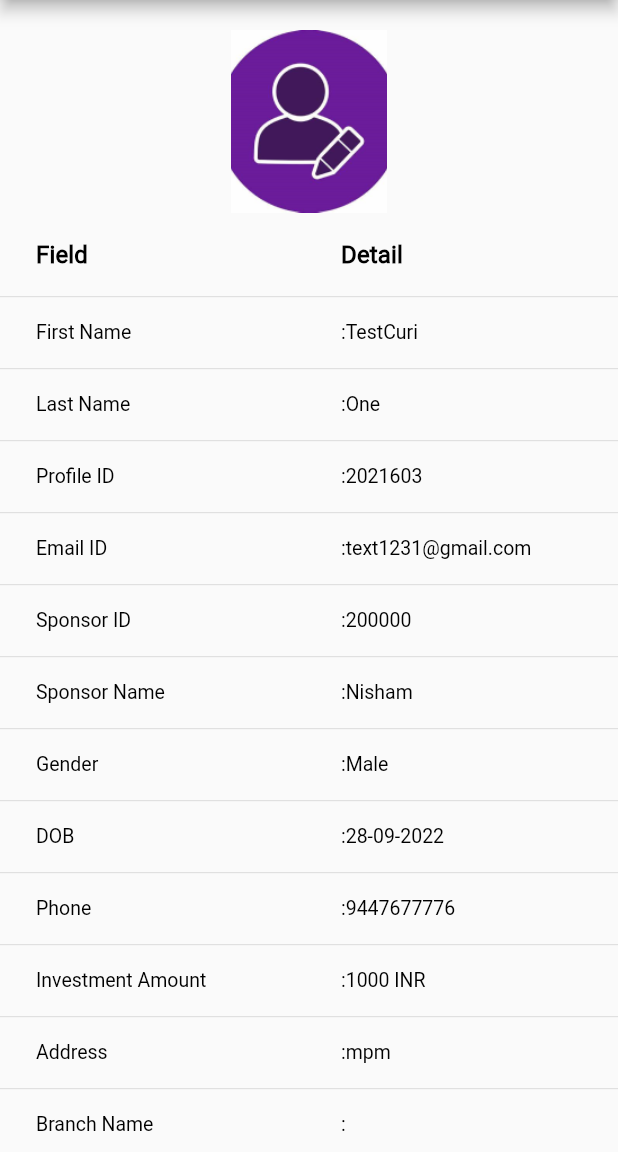
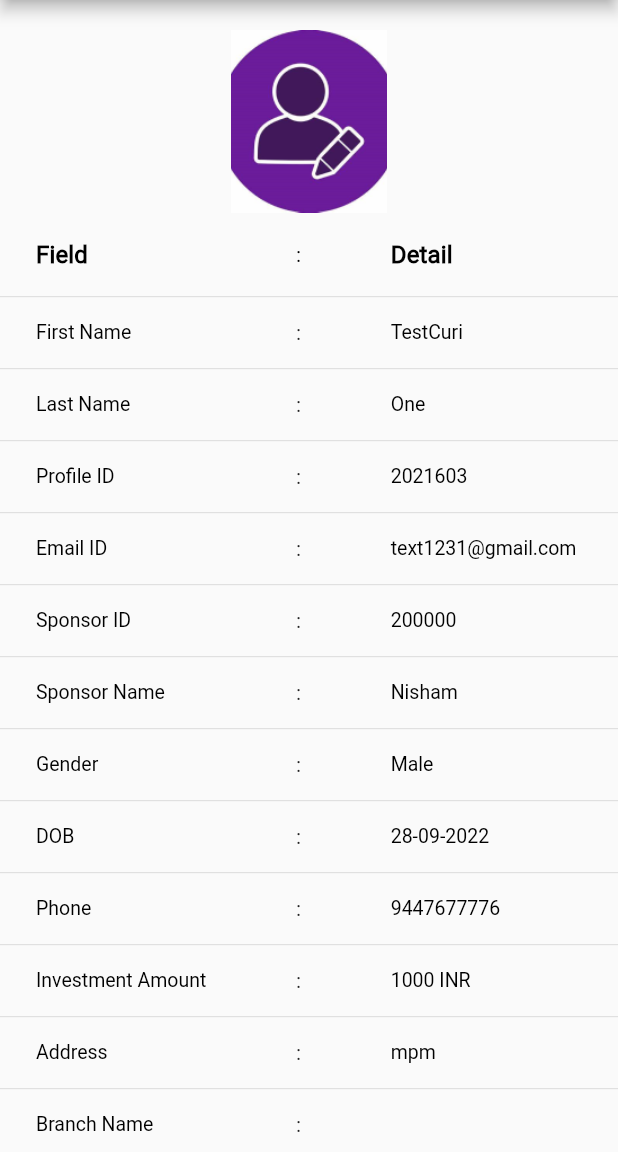
Before and after one commit to DHRUVA-N-L-CHOUDHARY/freelanceproject, a Flutter app: the screen it shows after launch, on a phone screen of 412 x 824 dp, the part 84-1236 px from its top. Run offline on Flutter 3.47's test engine with Material 2 defaults, Android fonts, the light colour scheme and no system bars; our stand-ins replace cloud_firestore, connectivity, firebase_auth, firebase_core, flutter_spinkit, fluttertoast and 5 more; missing offline and left inert: dart:ffi; accounts and stored records are empty; project files that could hold a hidden picture were left out.

Commit message:
ui complete #2

```diff
--- a/lib/src/controllers/dashboard_controller.dart
+++ b/lib/src/controllers/dashboard_controller.dart
@@ -4,49 +4,7 @@ import 'package:flutter/material.dart';
 import 'package:get/get.dart';
 import 'package:rxdart/rxdart.dart';
 
-class DashboardPageController extends GetxController with SingleGetTickerProviderMixin
+class DashboardPageController extends GetxController
 {
-  var selectedItemTitle = "Home".obs;
 
-
-
-  late AnimationController animationController;
-  late StreamController<bool> isSidebarOpenedStreamController;
-  late Stream<bool> isSidebarOpenedStream;
-  late StreamSink<bool> isSidebarOpenedSink;
-  final animationDuration = const Duration(milliseconds: 500);
-
-
-
-  @override
-  void onInit() {
-    animationController = AnimationController( duration: animationDuration, vsync: this);
-    isSidebarOpenedStreamController = PublishSubject<bool>();
-    isSidebarOpenedStream = isSidebarOpenedStreamController.stream;
-    isSidebarOpenedSink = isSidebarOpenedStreamController.sink;
-    super.onInit();
-  }
-
-
-
-  @override
-  void dispose() {
-    animationController.dispose();
-    isSidebarOpenedStreamController.close();
-    isSidebarOpenedSink.close();
-    super.dispose();
-  }
-
-  void onIconPressed() {
-    final animationStatus = animationController.status;
-    final isAnimationCompleted = animationStatus == AnimationStatus.completed;
-
-    if (isAnimationCompleted) {
-      isSidebarOpenedSink.add(false);
-      animationController.reverse();
-    } else {
-      isSidebarOpenedSink.add(true);
-      animationController.forward();
-    }
-  }
 }
--- a/lib/src/utils/widgets/widgets/custom_table_profile.dart
+++ b/lib/src/utils/widgets/widgets/custom_table_profile.dart
@@ -26,6 +26,7 @@ class CustomTableRow extends StatelessWidget {
                 label: Text('Field',
                     style:
                         TextStyle(fontSize: 16, fontWeight: FontWeight.bold))),
+            const DataColumn(label: Text(":")),
             const DataColumn(
                 label: Text('Detail',
                     style:
@@ -34,64 +35,169 @@ class CustomTableRow extends StatelessWidget {
           // ignore: prefer_const_literals_to_create_immutables
           rows: [
             const DataRow(cells: [
-              DataCell(CustomTextfield(displaytxt: "First Name", color: Colors.black,)),
-              DataCell(CustomTextfield(displaytxt: ':TestCuri',color: Colors.black,)),
+              DataCell(CustomTextfield(
+                displaytxt: "First Name",
+                color: Colors.black,
+              )),
+              DataCell(Text(":")),
+              DataCell(CustomTextfield(
+                displaytxt: 'TestCuri',
+                color: Colors.black,
+              )),
             ]),
             const DataRow(cells: [
-              DataCell(CustomTextfield(displaytxt: "Last Name",color: Colors.black,)),
-              DataCell(CustomTextfield(displaytxt: ':One',color: Colors.black,)),
+              DataCell(CustomTextfield(
+                displaytxt: "Last Name",
+                color: Colors.black,
+              )),
+              DataCell(Text(":")),
+              DataCell(CustomTextfield(
+                displaytxt: 'One',
+                color: Colors.black,
+              )),
             ]),
             const DataRow(cells: [
-              DataCell(CustomTextfield(displaytxt: "Profile ID",color: Colors.black,)),
-              DataCell(CustomTextfield(displaytxt: ':2021603',color: Colors.black,)),
+              DataCell(CustomTextfield(
+                displaytxt: "Profile ID",
+                color: Colors.black,
+              )),
+              DataCell(Text(":")),
+              DataCell(CustomTextfield(
+                displaytxt: '2021603',
+                color: Colors.black,
+              )),
             ]),
             const DataRow(cells: [
-              DataCell(CustomTextfield(displaytxt: "Email ID",color: Colors.black,)),
-              DataCell(CustomTextfield(displaytxt: ':text1231@gmail.com',color: Colors.black,)),
+              DataCell(CustomTextfield(
+                displaytxt: "Email ID",
+                color: Colors.black,
+              )),
+              DataCell(Text(":")),
+              DataCell(CustomTextfield(
+                displaytxt: 'text1231@gmail.com',
+                color: Colors.black,
+              )),
             ]),
             const DataRow(cells: [
-              DataCell(CustomTextfield(displaytxt: "Sponsor ID",color: Colors.black,)),
-              DataCell(CustomTextfield(displaytxt: ':200000',color: Colors.black,)),
+              DataCell(CustomTextfield(
+                displaytxt: "Sponsor ID",
+                color: Colors.black,
+              )),
+              DataCell(Text(":")),
+              DataCell(CustomTextfield(
+                displaytxt: '200000',
+                color: Colors.black,
+              )),
             ]),
             const DataRow(cells: [
-              DataCell(CustomTextfield(displaytxt: "Sponsor Name",color: Colors.black,)),
-              DataCell(CustomTextfield(displaytxt: ':Nisham',color: Colors.black,)),
+              DataCell(CustomTextfield(
+                displaytxt: "Sponsor Name",
+                color: Colors.black,
+              )),
+              DataCell(Text(":")),
+              DataCell(CustomTextfield(
+                displaytxt: 'Nisham',
+                color: Colors.black,
+              )),
             ]),
             const DataRow(cells: [
-              DataCell(CustomTextfield(displaytxt: "Gender",color: Colors.black,)),
-              DataCell(CustomTextfield(displaytxt: ':Male',color: Colors.black,)),
+              DataCell(CustomTextfield(
+                displaytxt: "Gender",
+                color: Colors.black,
+              )),
+              DataCell(Text(":")),
+              DataCell(CustomTextfield(
+                displaytxt: 'Male',
+                color: Colors.black,
+              )),
             ]),
             const DataRow(cells: [
-              DataCell(CustomTextfield(displaytxt: "DOB",color: Colors.black,)),
-              DataCell(CustomTextfield(displaytxt: ':28-09-2022',color: Colors.black,)),
+              DataCell(CustomTextfield(
+                displaytxt: "DOB",
+                color: Colors.black,
+              )),
+              DataCell(Text(":")),
+              DataCell(CustomTextfield(
+                displaytxt: '28-09-2022',
+                color: Colors.black,
+              )),
             ]),
             const DataRow(cells: [
-              DataCell(CustomTextfield(displaytxt: "Phone",color: Colors.black,)),
-              DataCell(CustomTextfield(displaytxt: ':9447677776',color: Colors.black,)),
+              DataCell(CustomTextfield(
+                displaytxt: "Phone",
+                color: Colors.black,
+              )),
+              DataCell(Text(":")),
+              DataCell(CustomTextfield(
+                displaytxt: '9447677776',
+                color: Colors.black,
+              )),
             ]),
             const DataRow(cells: [
-              DataCell(CustomTextfield(displaytxt: "Investment Amount",color: Colors.black,)),
-              DataCell(CustomTextfield(displaytxt: ':1000 INR',color: Colors.black,)),
+              DataCell(CustomTextfield(
+                displaytxt: "Investment Amount",
+                color: Colors.black,
+              )),
+              DataCell(Text(":")),
+              DataCell(CustomTextfield(
+                displaytxt: '1000 INR',
+                color: Colors.black,
+              )),
             ]),
             const DataRow(cells: [
-              DataCell(CustomTextfield(displaytxt: "Address",color: Colors.black,)),
-              DataCell(CustomTextfield(displaytxt: ':mpm',color: Colors.black,)),
+              DataCell(CustomTextfield(
+                displaytxt: "Address",
+                color: Colors.black,
+              )),
+              DataCell(Text(":")),
+              DataCell(CustomTextfield(
+                displaytxt: 'mpm',
+                color: Colors.black,
+              )),
             ]),
             const DataRow(cells: [
-              DataCell(CustomTextfield(displaytxt: "Branch Name",color: Colors.black,)),
-              DataCell(CustomTextfield(displaytxt: ':',color: Colors.black,)),
+              DataCell(CustomTextfield(
+                displaytxt: "Branch Name",
+                color: Colors.black,
+              )),
+              DataCell(Text(":")),
+              DataCell(CustomTextfield(
+                displaytxt: '',
+                color: Colors.black,
+              )),
             ]),
             const DataRow(cells: [
-              DataCell(CustomTextfield(displaytxt: "Branch",color: Colors.black,)),
-              DataCell(CustomTextfield(displaytxt: ':',color: Colors.black,)),
+              DataCell(CustomTextfield(
+                displaytxt: "Branch",
+                color: Colors.black,
+              )),
+              DataCell(Text(":")),
+              DataCell(CustomTextfield(
+                displaytxt: '',
+                color: Colors.black,
+              )),
             ]),
             const DataRow(cells: [
-              DataCell(CustomTextfield(displaytxt: "Account number",color: Colors.black,)),
-              DataCell(CustomTextfield(displaytxt: ':',color: Colors.black,)),
+              DataCell(CustomTextfield(
+                displaytxt: "Account number",
+                color: Colors.black,
+              )),
+              DataCell(Text(":")),
+              DataCell(CustomTextfield(
+                displaytxt: '',
+                color: Colors.black,
+              )),
             ]),
             const DataRow(cells: [
-              DataCell(CustomTextfield(displaytxt: "IFSC Code",color: Colors.black,)),
-              DataCell(CustomTextfield(displaytxt: ':',color: Colors.black,)),
+              DataCell(CustomTextfield(
+                displaytxt: "IFSC Code",
+                color: Colors.black,
+              )),
+              DataCell(Text(":")),
+              DataCell(CustomTextfield(
+                displaytxt: '',
+                color: Colors.black,
+              )),
             ]),
           ],
         ),
--- a/lib/src/utils/widgets/widgets/sidemenu_bar.dart
+++ b/lib/src/utils/widgets/widgets/sidemenu_bar.dart
@@ -33,7 +33,7 @@ class Sidemenubar extends StatelessWidget {
                 height: 40,
               ),
               DrawerItem(
-                  name: "Edit Profile",
+                  name: "View Profile",
                   icon: Icons.person,
                   onPressed: () {
                     Get.to(() => const ProfilepageView());
```
